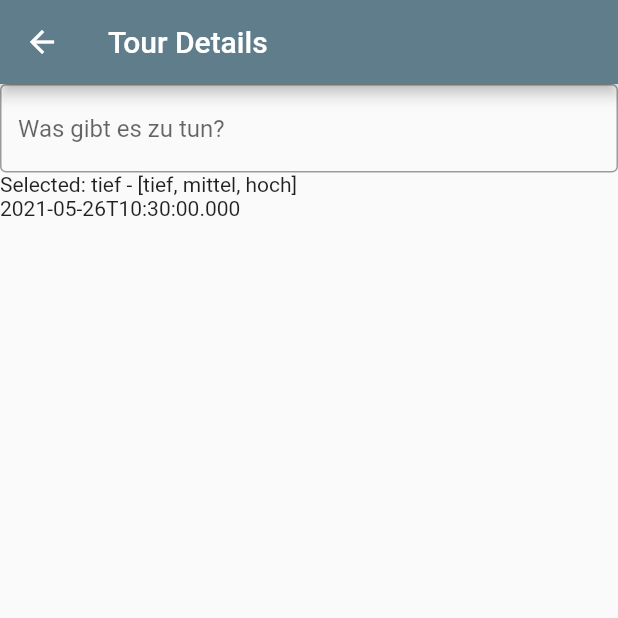
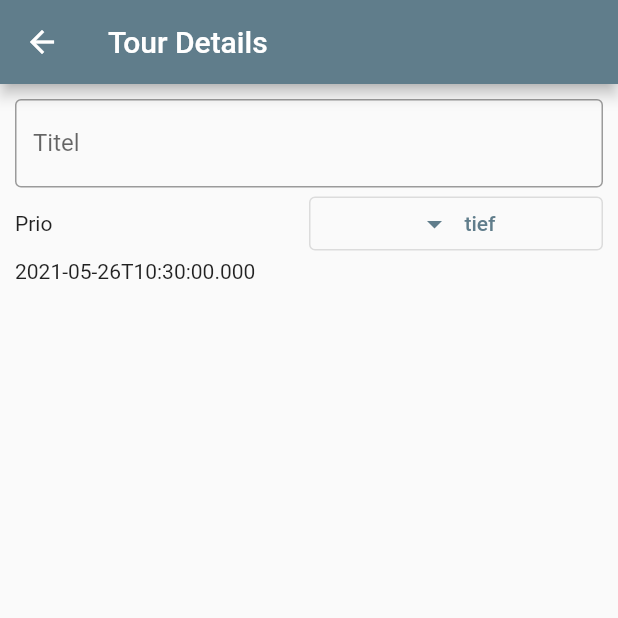
Before and after one commit to faberchri/stubito, a Flutter app: the ItemDetail screen opened by its route, on a phone screen of 412 x 824 dp, the top half of it. Run offline on Flutter 3.47's test engine with Material 2 defaults, Android fonts, the phone set to English and light mode, and no system bars; our stand-ins replace equatable, flutter_slidable, rxdart.

Commit message:
GUI representation of selection field added

```diff
--- a/lib/models/field_spec.dart
+++ b/lib/models/field_spec.dart
@@ -41,13 +41,18 @@ class TextFieldSpec extends FieldSpec {
 class SelectionFieldSpec extends FieldSpec {
   final UnmodifiableListView<String> options;
   final InitialValueProvider<String> initialValueProvider;
+  final String optionNamePlural;
+  final bool allowOptionFiltering;
 
   SelectionFieldSpec(
       {required String label,
       bool showLabelInGui = true,
       required this.options,
-      String? initialValue})
+      String? initialValue,
+      required this.optionNamePlural,
+      bool? allowOptionFiltering})
       : initialValueProvider = (() => initialValue ?? options[0]),
+        allowOptionFiltering = allowOptionFiltering ?? options.length > 5,
         super(label: label, showLabelInGui: showLabelInGui);
 
   @override
--- a/lib/models/item_spec.dart
+++ b/lib/models/item_spec.dart
@@ -42,6 +42,8 @@ class TodoItemSpec implements ItemSpec {
       titleField,
       SelectionFieldSpec(
           label: 'Prio',
+          optionNamePlural: 'Prioritäten',
+          allowOptionFiltering: true,
           options: UnmodifiableListView(['tief', 'mittel', 'hoch'])),
       DateFieldSpec(
           label: 'Bis wann erledigt?',
@@ -85,6 +87,7 @@ class TourItemSpec implements ItemSpec {
           label: 'Dauer', placeholderText: 'Uhrzeit Start und Ende der Tour'),
       SelectionFieldSpec(
           label: 'Lawinengefahr',
+          optionNamePlural: 'Gefahrenstufen',
           options: UnmodifiableListView(
               ['gering', 'mässig', 'erheblich', 'gross', 'sehr gross'])),
       TextFieldSpec(
--- a/lib/screens/item_detail/components/detail_text_input_field.dart
+++ b/lib/screens/item_detail/components/detail_text_input_field.dart
@@ -24,7 +24,6 @@ class _ItemDetailTextInputFieldState extends State<ItemDetailTextInputField> {
   @override
   void initState() {
     super.initState();
-
     _debounceChange.debounceTime(Duration(milliseconds: 500)).listen((event) {
       if (!widget.updateSubject.isClosed) {
         widget.updateSubject.add(widget.textFieldModel.copy(event));
@@ -55,8 +54,12 @@ class _ItemDetailTextInputFieldState extends State<ItemDetailTextInputField> {
         child: TextField(
             controller: _controller,
             decoration: InputDecoration(
+              labelText: widget.textFieldModel.spec.showLabelInGui
+                  ? widget.textFieldModel.spec.label
+                  : null,
               border: OutlineInputBorder(),
               hintText: widget.textFieldModel.spec.placeholderText,
+              floatingLabelBehavior: FloatingLabelBehavior.auto,
             )));
   }
 }
--- a/lib/screens/item_detail/item_detail.dart
+++ b/lib/screens/item_detail/item_detail.dart
@@ -5,6 +5,8 @@ import 'package:tour_log/models/field_model.dart';
 import 'package:tour_log/models/field_model_visitor.dart';
 import 'package:tour_log/models/item_list_model.dart';
 import 'package:tour_log/models/item_model.dart';
+import 'package:tour_log/screens/item_detail/components/selection_field.dart';
+import 'package:tour_log/theme/style.dart';
 
 import 'components/detail_text_input_field.dart';
 
@@ -44,7 +46,6 @@ class _ItemDetailState extends State<ItemDetail> {
 
   @override
   Widget build(BuildContext context) {
-
     return WillPopScope(
       onWillPop: () {
         // Required for proper animation on quick addition of new item.
@@ -56,7 +57,12 @@ class _ItemDetailState extends State<ItemDetail> {
         appBar: AppBar(
           title: Text('Tour Details'),
         ),
-        body: ListView(children: createFieldWidgets()),
+        body: Container(
+            margin: const EdgeInsets.all(marginDetailList),
+            child: ListView(
+              shrinkWrap: true,
+              children: createFieldWidgets(),
+            )),
       ),
     );
   }
@@ -73,8 +79,8 @@ class _ItemDetailState extends State<ItemDetail> {
       return im.fields
           .map(mapField(
             onTextField: (m) => ItemDetailTextInputField(m, fieldModelChanges),
-            onSelectionField: (m) => Text(
-                'Selected: ${m.value} - ${m.spec.options.toString()}'), // FIXME
+            onSelectionField: (m) =>
+                ItemDetailSelectionField(m, fieldModelChanges),
             onDateField: (m) => Text(m.value.toIso8601String()),
           )) // FIXME
           .toList();
--- a/lib/theme/style.dart
+++ b/lib/theme/style.dart
@@ -1,7 +1,16 @@
 import 'package:flutter/material.dart';
+
+const double marginDetailList = 10;
+const double defaultMarginBottomSheet = 10;
+const double bottomSheetBorderRadius = 25;
+const double defaultBottomSheetMaxHeightFraction = 0.8;
 
 ThemeData appTheme() {
   return ThemeData(
-    primarySwatch: Colors.blueGrey,
-  );
+      primarySwatch: Colors.blueGrey,
+      bottomSheetTheme: BottomSheetThemeData(
+        shape: RoundedRectangleBorder(
+            borderRadius: BorderRadius.vertical(
+                top: Radius.circular(bottomSheetBorderRadius))),
+      ));
 }
```
Also changed, not shown: lib/common/bottom_sheet.dart (added, +29 -0 lines), lib/screens/item_detail/components/selection_field.dart (added, +135 -0 lines), 1 other file.
